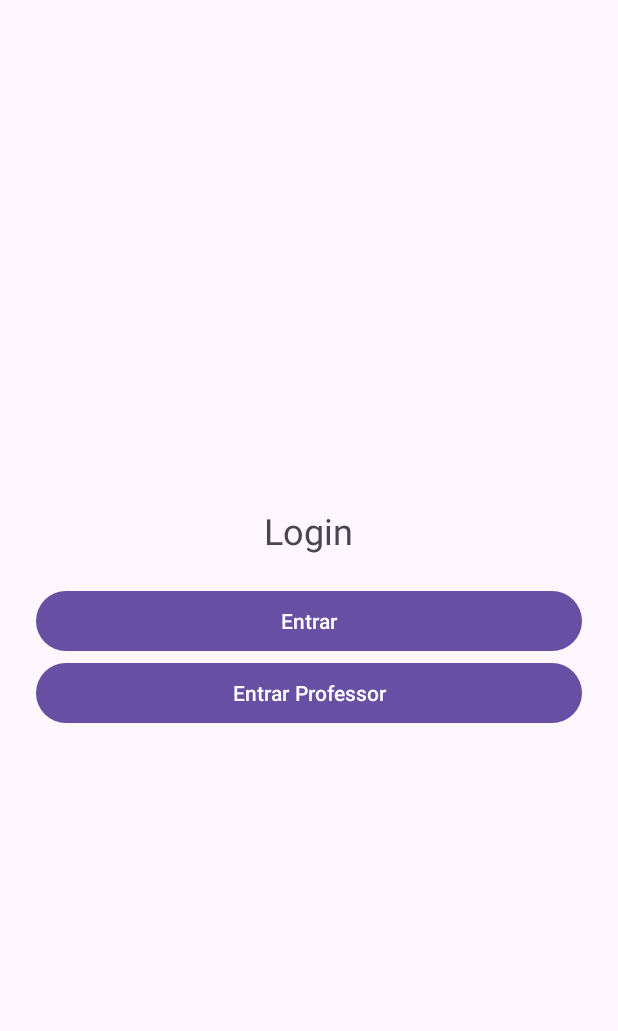
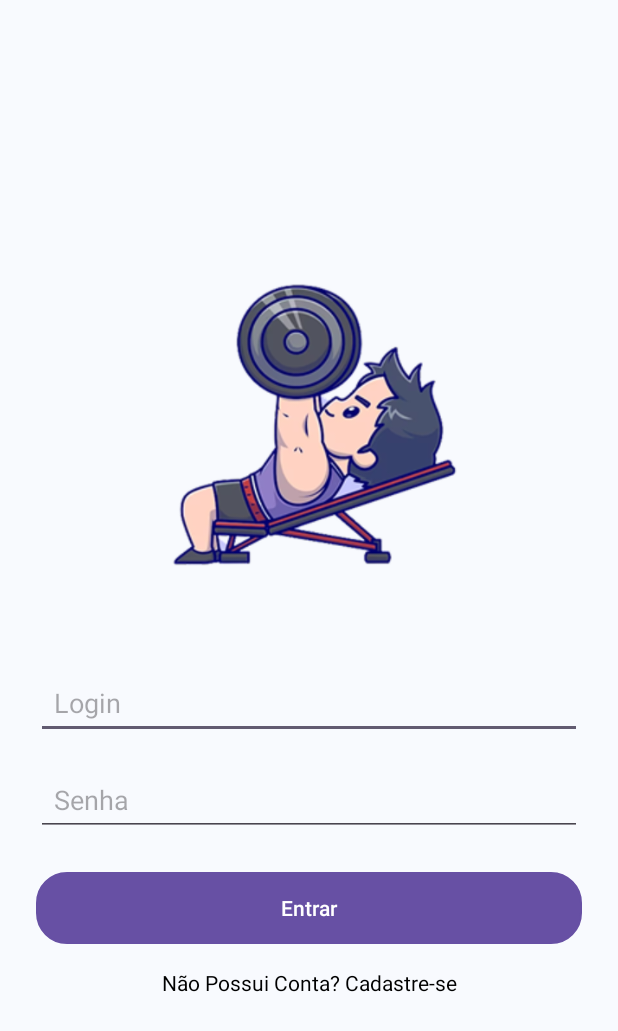
Before and after one commit to afgcor/uniforte, an Android app: the screen it shows after launch (MainActivity), on a phone screen of 412 x 824 dp. Shown: the top 1031 px of the screen. Run offline under Robolectric (Android 15) with nearby library versions, the phone set to English and light mode, and no system bars.

Commit message:
adicionando layouts de login e cadastro

```diff
--- a/app/src/main/AndroidManifest.xml
+++ b/app/src/main/AndroidManifest.xml
@@ -14,6 +14,9 @@
         tools:targetApi="31">
         <activity
             android:name=".HomeAlunoActivity"
+            android:exported="false" />
+        <activity
+            android:name=".CadastroActivity"
             android:exported="false" />
         <activity
             android:name=".HomeProfessorActivity"
--- a/app/src/main/java/com/example/uniforte/MainActivity.kt
+++ b/app/src/main/java/com/example/uniforte/MainActivity.kt
@@ -3,6 +3,7 @@ package com.example.uniforte
 import android.content.Intent
 import android.os.Bundle
 import android.widget.Button
+import android.widget.TextView
 import androidx.activity.enableEdgeToEdge
 import androidx.appcompat.app.AppCompatActivity
 import androidx.core.view.ViewCompat
@@ -13,6 +14,7 @@ class MainActivity : AppCompatActivity() {
         super.onCreate(savedInstanceState)
         enableEdgeToEdge()
         setContentView(R.layout.activity_main)
+
         ViewCompat.setOnApplyWindowInsetsListener(findViewById(R.id.main)) { v, insets ->
             val systemBars = insets.getInsets(WindowInsetsCompat.Type.systemBars())
             v.setPadding(systemBars.left, systemBars.top, systemBars.right, systemBars.bottom)
@@ -20,15 +22,14 @@ class MainActivity : AppCompatActivity() {
         }
 
         val btnEntrar = findViewById<Button>(R.id.btnEntrar)
-        val btnEntrarProfessor = findViewById<Button>(R.id.btnEntrarProfessor)
-
         btnEntrar.setOnClickListener {
             val intent = Intent(this, HomeAlunoActivity::class.java)
             startActivity(intent)
         }
 
-        btnEntrarProfessor.setOnClickListener {
-            val intent = Intent(this, HomeProfessorActivity::class.java)
+        val tvCadastrar = findViewById<TextView>(R.id.tvCadastrar)
+        tvCadastrar.setOnClickListener {
+            val intent = Intent(this, CadastroActivity::class.java)
             startActivity(intent)
         }
     }
--- /dev/null
+++ b/app/src/main/res/drawable/button_background.xml
@@ -0,0 +1,8 @@
+<?xml version="1.0" encoding="utf-8"?>
+<shape xmlns:android="http://schemas.android.com/apk/res/android">
+    <solid android:color="?attr/colorPrimary" />
+    <corners android:radius="20dp" />
+    <stroke
+        android:width="1dp"
+        android:color="@android:color/darker_gray" />
+</shape>
--- a/app/src/main/res/layout/activity_main.xml
+++ b/app/src/main/res/layout/activity_main.xml
@@ -1,38 +1,82 @@
 <?xml version="1.0" encoding="utf-8"?>
-<androidx.constraintlayout.widget.ConstraintLayout xmlns:android="http://schemas.android.com/apk/res/android"
+<androidx.constraintlayout.widget.ConstraintLayout
+    xmlns:android="http://schemas.android.com/apk/res/android"
     xmlns:app="http://schemas.android.com/apk/res-auto"
     xmlns:tools="http://schemas.android.com/tools"
     android:id="@+id/main"
     android:layout_width="match_parent"
     android:layout_height="match_parent"
+    android:background="#F8FAFE"
     tools:context=".MainActivity">
 
-    <LinearLayout
-        xmlns:android="http://schemas.android.com/apk/res/android"
-        android:layout_width="match_parent"
-        android:layout_height="match_parent"
-        android:orientation="vertical"
-        android:gravity="center"
-        android:padding="24dp">
 
-        <TextView
-            android:text="Login"
-            android:textSize="24sp"
-            android:layout_marginBottom="20dp"
-            android:layout_width="wrap_content"
-            android:layout_height="wrap_content"/>
+    <ImageView
+        android:id="@+id/imgLogo"
+        android:layout_width="270dp"
+        android:layout_height="270dp"
+        android:layout_marginTop="150dp"
+        android:contentDescription="@string/app_name"
+        android:scaleType="fitCenter"
+        android:src="@drawable/malhado"
+        app:layout_constraintTop_toTopOf="parent"
+        app:layout_constraintStart_toStartOf="parent"
+        app:layout_constraintEnd_toEndOf="parent" />
 
-        <Button
-            android:id="@+id/btnEntrar"
-            android:layout_width="match_parent"
-            android:layout_height="wrap_content"
-            android:text="Entrar" />
+    <EditText
+        android:id="@+id/etLogin"
+        android:layout_width="0dp"
+        android:layout_height="wrap_content"
+        android:layout_marginTop="24dp"
+        android:hint="Login"
+        android:padding="12dp"
+        android:inputType="textEmailAddress"
+        app:layout_constraintTop_toBottomOf="@+id/imgLogo"
+        app:layout_constraintStart_toStartOf="parent"
+        app:layout_constraintEnd_toEndOf="parent"
+        app:layout_constraintHorizontal_bias="0.5"
+        android:layout_marginStart="24dp"
+        android:layout_marginEnd="24dp" />
 
-        <Button
-            android:id="@+id/btnEntrarProfessor"
-            android:layout_width="match_parent"
-            android:layout_height="wrap_content"
-            android:text="Entrar Professor" />
-    </LinearLayout>
+
+    <EditText
+        android:id="@+id/etSenha"
+        android:layout_width="0dp"
+        android:layout_height="wrap_content"
+        android:layout_marginTop="16dp"
+        android:hint="Senha"
+        android:padding="12dp"
+        android:inputType="textPassword"
+        app:layout_constraintTop_toBottomOf="@+id/etLogin"
+        app:layout_constraintStart_toStartOf="parent"
+        app:layout_constraintEnd_toEndOf="parent"
+        app:layout_constraintHorizontal_bias="0.5"
+        android:layout_marginStart="24dp"
+        android:layout_marginEnd="24dp" />
+
+    <Button
+        android:id="@+id/btnEntrar"
+        android:layout_width="0dp"
+        android:layout_height="wrap_content"
+        android:layout_marginTop="24dp"
+        android:text="Entrar"
+        android:background="@drawable/button_background"
+        app:layout_constraintTop_toBottomOf="@+id/etSenha"
+        app:layout_constraintStart_toStartOf="parent"
+        app:layout_constraintEnd_toEndOf="parent"
+        android:layout_marginStart="24dp"
+        android:layout_marginEnd="24dp" />
+
+    <TextView
+        android:id="@+id/tvCadastrar"
+        android:layout_width="wrap_content"
+        android:layout_height="wrap_content"
+        android:layout_marginTop="16dp"
+        android:text="Não Possui Conta? Cadastre-se"
+        android:textSize="14sp"
+        android:textColor="@android:color/black"
+        app:layout_constraintTop_toBottomOf="@+id/btnEntrar"
+        app:layout_constraintStart_toStartOf="parent"
+        app:layout_constraintEnd_toEndOf="parent"
+        app:layout_constraintHorizontal_bias="0.5" />
 
 </androidx.constraintlayout.widget.ConstraintLayout>
```
Also changed, not shown: app/src/main/java/com/example/uniforte/CadastroActivity.java (added, +81 -0 lines), app/src/main/res/layout/activity_cadastro.xml (added, +99 -0 lines), app/src/main/res/drawable/malhado.png (added).
